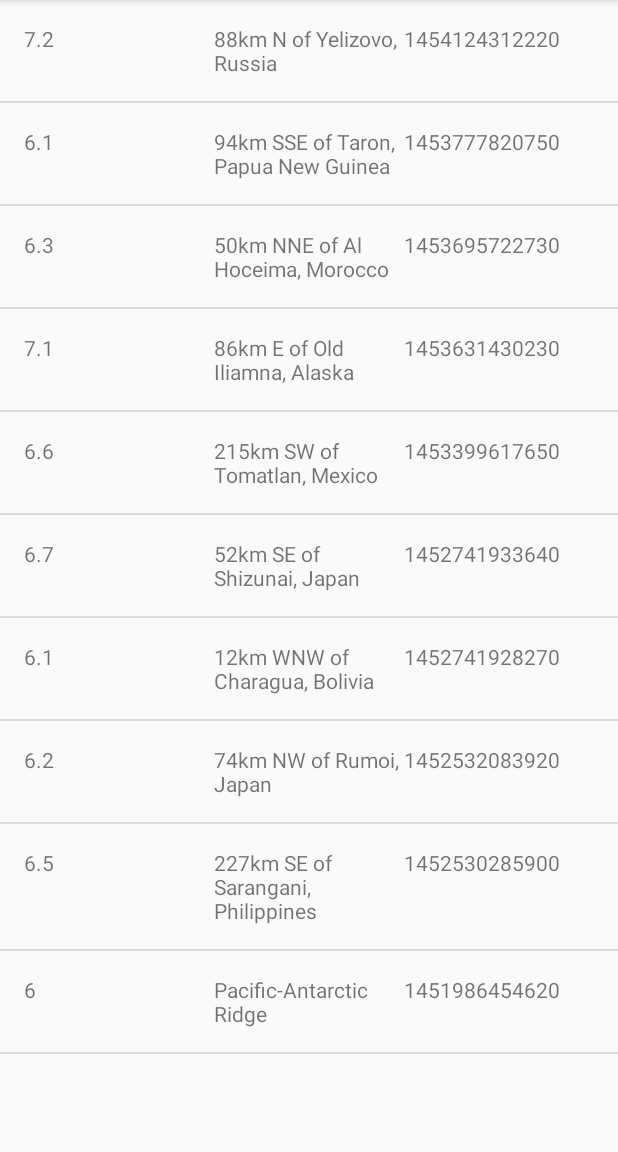
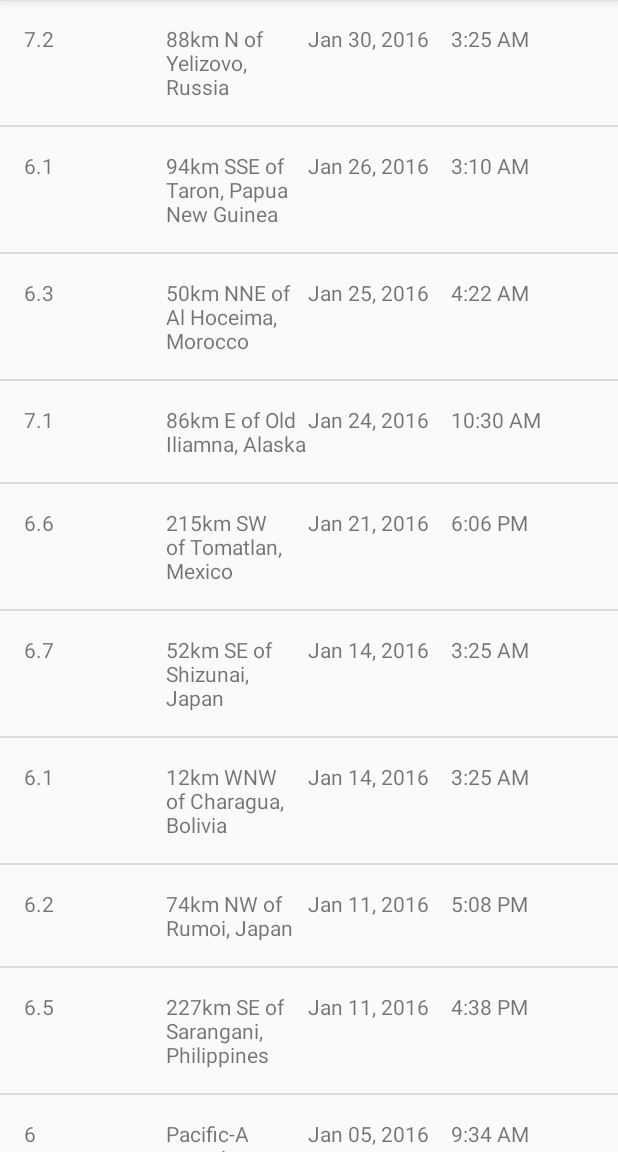
Before and after one commit to linuxbender/QuakeReport, an Android app: the screen it shows after launch (EarthquakeActivity), on a phone screen of 412 x 824 dp, the part 84-1236 px from its top. Run offline under Robolectric (Android 15) with nearby library versions, the phone set to English and light mode, and no system bars.

Commit message:
Format and Impl. Date and Time  - Change Earthquake type eventDate from String to long  - Impl Format helper into EarthquakeAdatre  - extend list_item with a eventTime TextView

```diff
--- a/app/src/main/java/com/example/android/quakereport/Earthquake.java
+++ b/app/src/main/java/com/example/android/quakereport/Earthquake.java
@@ -4,9 +4,9 @@ public class Earthquake {
 
     private String magnitude;
     private String eventLocation;
-    private String eventDate;
+    private long eventDate;
 
-    public Earthquake(String magnitude, String eventLocation, String eventDate) {
+    public Earthquake(String magnitude, String eventLocation, long eventDate) {
         setMagnitude(magnitude);
         setEventLocation(eventLocation);
         setEventDate(eventDate);
@@ -28,11 +28,11 @@ public class Earthquake {
         this.eventLocation = eventLocation;
     }
 
-    public String getEventDate() {
+    public long getEventDate() {
         return eventDate;
     }
 
-    public void setEventDate(String eventDate) {
+    public void setEventDate(long eventDate) {
         this.eventDate = eventDate;
     }
 }
--- a/app/src/main/java/com/example/android/quakereport/EarthquakeAdapter.java
+++ b/app/src/main/java/com/example/android/quakereport/EarthquakeAdapter.java
@@ -9,6 +9,8 @@ import android.view.ViewGroup;
 import android.widget.ArrayAdapter;
 import android.widget.TextView;
 
+import java.text.SimpleDateFormat;
+import java.util.Date;
 import java.util.List;
 
 public class EarthquakeAdapter extends ArrayAdapter<Earthquake> {
@@ -38,8 +40,28 @@ public class EarthquakeAdapter extends ArrayAdapter<Earthquake> {
         magnitudeTextViewTextView.setText(earthquake.getEventLocation());
 
         TextView eventDateTextView = (TextView) listItemView.findViewById(R.id.eventDate);
-        eventDateTextView.setText(earthquake.getEventDate());
+        Date eventDate = new Date(earthquake.getEventDate());
+        eventDateTextView.setText(formatDate(eventDate));
+
+        TextView eventTimeTextView = (TextView) listItemView.findViewById(R.id.eventTime);
+        eventTimeTextView.setText(formatTime(eventDate));
 
         return listItemView;
     }
+
+    /**
+     * Return the formatted date string (i.e. "Mar 3, 1984") from a Date object.
+     */
+    private String formatDate(Date dateObject) {
+        SimpleDateFormat dateFormat = new SimpleDateFormat("LLL dd, yyyy");
+        return dateFormat.format(dateObject);
+    }
+
+    /**
+     * Return the formatted date string (i.e. "4:30 PM") from a Date object.
+     */
+    private String formatTime(Date dateObject) {
+        SimpleDateFormat timeFormat = new SimpleDateFormat("h:mm a");
+        return timeFormat.format(dateObject);
+    }
 }
--- a/app/src/main/java/com/example/android/quakereport/QueryUtils.java
+++ b/app/src/main/java/com/example/android/quakereport/QueryUtils.java
@@ -61,7 +61,7 @@ public final class QueryUtils {
                 earthquakes.add(new Earthquake(
                         properties.getString("mag"),
                         properties.getString("place"),
-                        properties.getString("time")));
+                        properties.getLong("time")));
             }
 
         } catch (JSONException e) {
--- a/app/src/main/res/layout/list_item.xml
+++ b/app/src/main/res/layout/list_item.xml
@@ -11,7 +11,6 @@
         android:layout_width="0dp"
         android:layout_height="wrap_content"
         android:layout_weight="1"
-        android:gravity="center_vertical"
         android:text="TextView"
         tools:text="7.2" />
 
@@ -20,7 +19,6 @@
         android:layout_width="0dp"
         android:layout_height="wrap_content"
         android:layout_weight="1"
-        android:gravity="center_vertical"
         android:text="TextView"
         tools:text="San Francisco, CA" />
 
@@ -29,7 +27,13 @@
         android:layout_width="0dp"
         android:layout_height="wrap_content"
         android:layout_weight="1"
-        android:gravity="center_vertical"
         android:text="TextView"
         tools:text="May 8, 2017" />
+
+    <TextView
+        android:id="@+id/eventTime"
+        android:layout_width="0dp"
+        android:layout_height="wrap_content"
+        android:layout_weight="1"
+        tools:text="3:00 PM" />
 </LinearLayout>
```
